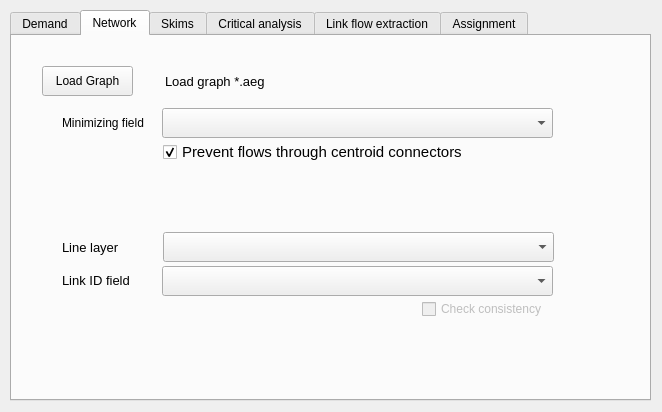
AequilibraE/qaequilibrae, file paths/forms/ui_traffic_assignment.ui: the form before one commit.
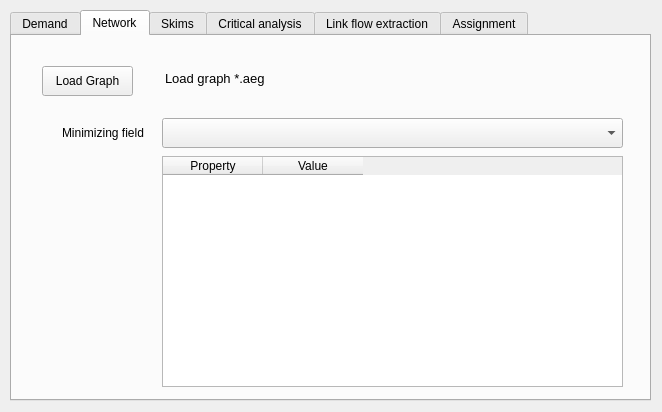
The form after the commit. The open tabs and pages were chosen to show the change. Custom widgets are drawn as their Qt base class.

Commit message: Marginal improvements to the assignment tool. Adds outputs to sqlite and improves interface

What changed in the file:
```diff
--- a/paths/forms/ui_traffic_assignment.ui
+++ b/paths/forms/ui_traffic_assignment.ui
@@ -86,30 +86,12 @@
     <attribute name="title">
      <string>Network</string>
     </attribute>
-    <widget class="QLabel" name="lblnodematch_11">
-     <property name="geometry">
-      <rect>
-       <x>50</x>
-       <y>203</y>
-       <width>121</width>
-       <height>16</height>
-      </rect>
-     </property>
-     <property name="font">
-      <font>
-       <pointsize>10</pointsize>
-      </font>
-     </property>
-     <property name="text">
-      <string>Line layer</string>
-     </property>
-    </widget>
     <widget class="QComboBox" name="minimizing_field">
      <property name="geometry">
       <rect>
        <x>150</x>
-       <y>72</y>
-       <width>391</width>
+       <y>82</y>
+       <width>461</width>
        <height>30</height>
       </rect>
      </property>
@@ -118,7 +100,7 @@
      <property name="geometry">
       <rect>
        <x>50</x>
-       <y>79</y>
+       <y>89</y>
        <width>151</width>
        <height>16</height>
       </rect>
@@ -127,27 +109,6 @@
       <string>Minimizing field</string>
      </property>
     </widget>
-    <widget class="QCheckBox" name="no_connectors_in_graph">
-     <property name="geometry">
-      <rect>
-       <x>151</x>
-       <y>106</y>
-       <width>341</width>
-       <height>20</height>
-      </rect>
-     </property>
-     <property name="font">
-      <font>
-       <pointsize>11</pointsize>
-      </font>
-     </property>
-     <property name="text">
-      <string>Prevent flows through centroid connectors</string>
-     </property>
-     <property name="checked">
-      <bool>true</bool>
-     </property>
-    </widget>
     <widget class="QPushButton" name="load_graph_from_file">
      <property name="geometry">
       <rect>
@@ -166,8 +127,8 @@
       <rect>
        <x>153</x>
        <y>35</y>
-       <width>391</width>
-       <height>20</height>
+       <width>471</width>
+       <height>41</height>
       </rect>
      </property>
      <property name="font">
@@ -178,60 +139,32 @@
      <property name="text">
       <string>Load graph *.aeg</string>
      </property>
-    </widget>
-    <widget class="QCheckBox" name="chb_check_consistency">
-     <property name="enabled">
-      <bool>false</bool>
+     <property name="alignment">
+      <set>Qt::AlignLeading|Qt::AlignLeft|Qt::AlignTop</set>
      </property>
-     <property name="geometry">
-      <rect>
-       <x>410</x>
-       <y>264</y>
-       <width>131</width>
-       <height>18</height>
-      </rect>
+     <property name="wordWrap">
+      <bool>true</bool>
      </property>
-     <property name="text">
-      <string>Check consistency</string>
-     </property>
     </widget>
-    <widget class="QLabel" name="lblnodematch_14">
-     <property name="geometry">
-      <rect>
-       <x>50</x>
-       <y>236</y>
-       <width>121</width>
-       <height>16</height>
-      </rect>
-     </property>
-     <property name="font">
-      <font>
-       <pointsize>10</pointsize>
-      </font>
-     </property>
-     <property name="text">
-      <string>Link ID field</string>
-     </property>
-    </widget>
-    <widget class="QgsMapLayerComboBox" name="network_layer">
-     <property name="geometry">
-      <rect>
-       <x>151</x>
-       <y>196</y>
-       <width>391</width>
-       <height>30</height>
-      </rect>
-     </property>
-    </widget>
-    <widget class="QComboBox" name="network_field">
+    <widget class="QTableWidget" name="graph_properties_table">
      <property name="geometry">
       <rect>
        <x>150</x>
-       <y>230</y>
-       <width>391</width>
-       <height>30</height>
+       <y>120</y>
+       <width>461</width>
+       <height>231</height>
       </rect>
      </property>
+     <column>
+      <property name="text">
+       <string>Property</string>
+      </property>
+     </column>
+     <column>
+      <property name="text">
+       <string>Value</string>
+      </property>
+     </column>
     </widget>
    </widget>
    <widget class="QWidget" name="tab_4">
@@ -793,13 +726,6 @@
    </widget>
   </widget>
  </widget>
- <customwidgets>
-  <customwidget>
-   <class>QgsMapLayerComboBox</class>
-   <extends>QComboBox</extends>
-   <header>qgsmaplayercombobox.h</header>
-  </customwidget>
- </customwidgets>
  <resources/>
  <connections/>
 </ui>
```
Left out of the diff: 121 changed lines with no effect on the pictures. The commit also changes 7 other files.
